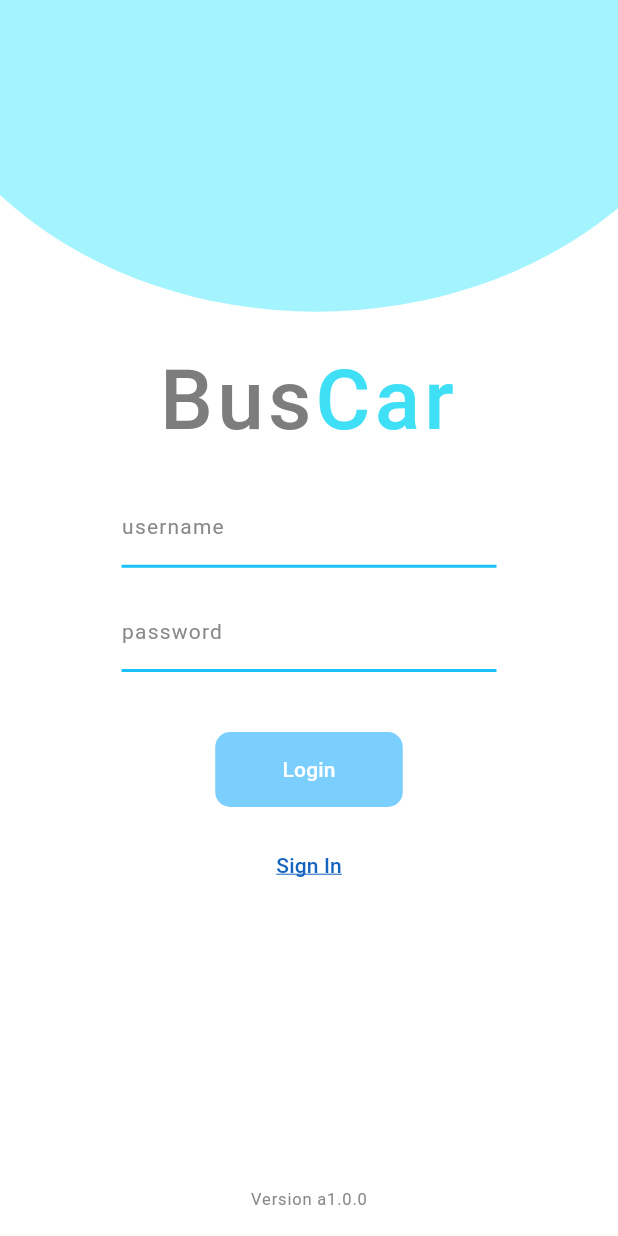
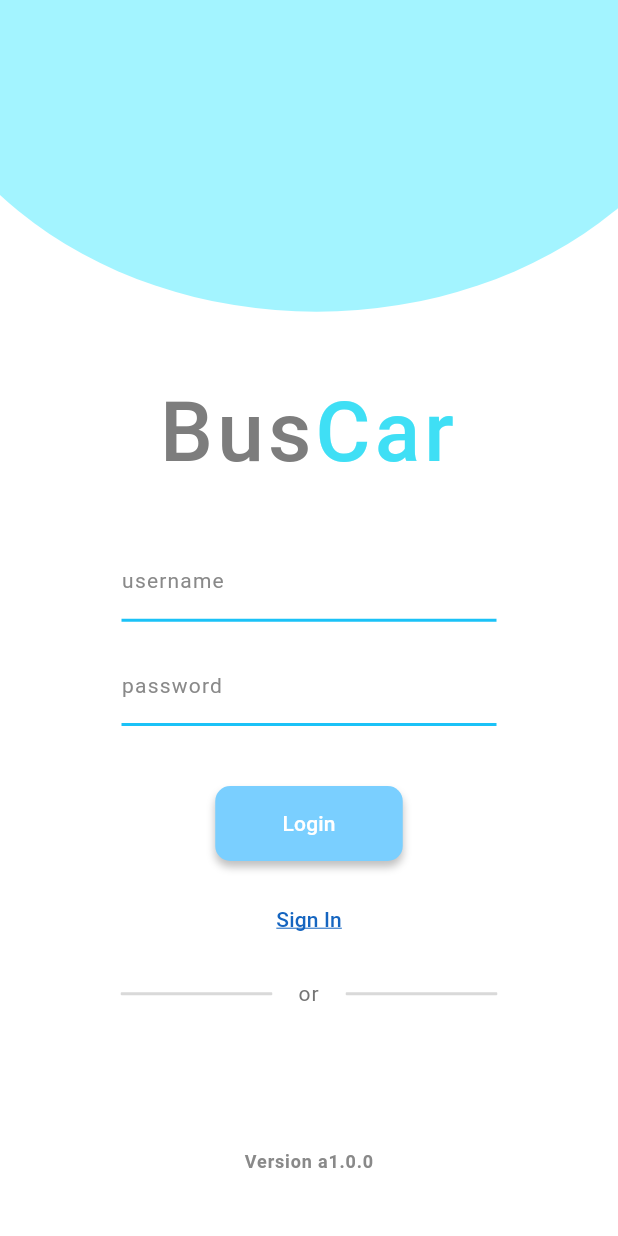
Before and after one commit to Felipe-TM/buscar-flutter, a Flutter app: the screen it shows after launch, on a phone screen of 412 x 824 dp. Run offline on Flutter 3.47's test engine with Material 3 defaults, Android fonts, the phone set to English and light mode, and no system bars; missing offline and left inert: inner_shadow_widget; Roboto replaces fonts that are missing (Istok Web, Kanit).

Commit message:
dev update

```diff
--- a/lib/Widgets/login_form.dart
+++ b/lib/Widgets/login_form.dart
@@ -1,6 +1,8 @@
+import 'package:buscar/Widgets/buscar_title.dart';
 import 'package:flutter/material.dart';
 
 const Color blueColor = Color(0xFF1BC2F7);
+const Color lightGray = Color(0xFF898989);
 
 class LoginForm extends StatefulWidget {
   const LoginForm({super.key});
@@ -15,13 +17,15 @@ class _LoginFormState extends State<LoginForm> {
 
   @override
   Widget build(BuildContext context) {
-    return Container(
-      height: 400,
+    return SizedBox(
+      height: 500,
       width: 250,
       child: Scaffold(
+          resizeToAvoidBottomInset: false,
           backgroundColor: Colors.transparent,
           body: Column(
             children: [
+              const BuscarTitle(),
               const CustomTextField(label: 'username'),
               const CustomTextField(label: 'password'),
               const Padding(
@@ -36,7 +40,8 @@ class _LoginFormState extends State<LoginForm> {
                         color: Colors.blue[800],
                         decoration: TextDecoration.underline,
                         decorationColor: Colors.blue[800]),
-                  ))
+                  )),
+              div
             ]
                 .map((widget) => Padding(
                       padding: const EdgeInsets.only(bottom: 15),
@@ -85,15 +90,86 @@ class _LoginButton extends State<LoginButton> {
 
   @override
   Widget build(BuildContext context) {
-    return FilledButton(
-      onPressed: onPressed,
-      style: const ButtonStyle(
-          shape: MaterialStatePropertyAll(RoundedRectangleBorder(
+    return Container(
+      decoration: const ShapeDecoration(
+          shadows: [
+            BoxShadow(
+              color: Color(0x3F000000),
+              blurRadius: 4,
+              offset: Offset(0, 4),
+              spreadRadius: 0,
+            )
+          ],
+          shape: RoundedRectangleBorder(
               borderRadius:
                   BorderRadiusDirectional.all(Radius.circular(10.0)))),
-          fixedSize: MaterialStatePropertyAll(Size(125, 50)),
-          backgroundColor: MaterialStatePropertyAll<Color>(Color(0xFF7ACFFF))),
-      child: const Text('Login'),
+      child: FilledButton(
+        onPressed: onPressed,
+        style: const ButtonStyle(
+            shape: MaterialStatePropertyAll(RoundedRectangleBorder(
+                borderRadius:
+                    BorderRadiusDirectional.all(Radius.circular(10.0)))),
+            fixedSize: MaterialStatePropertyAll(Size(125, 50)),
+            backgroundColor:
+                MaterialStatePropertyAll<Color>(Color(0xFF7ACFFF))),
+        child: const Text('Login'),
+      ),
     );
   }
 }
+
+var div = SizedBox(
+  width: 340,
+  height: 20,
+  child: Stack(
+    alignment: AlignmentDirectional.center,
+    children: [
+      const Center(
+        child: Text(
+          'or',
+          textAlign: TextAlign.center,
+          style: TextStyle(
+            color: Color(0xFF757575),
+            fontSize: 14,
+            fontFamily: 'Istok Web',
+            fontWeight: FontWeight.w400,
+            height: 0,
+            letterSpacing: 0.70,
+          ),
+        ),
+      ),
+      Positioned(
+        left: 0,
+        top: 10,
+        child: Container(
+          width: 100,
+          decoration: const ShapeDecoration(
+            shape: RoundedRectangleBorder(
+              side: BorderSide(
+                width: 1,
+                strokeAlign: BorderSide.strokeAlignCenter,
+                color: Color(0xFFD9D9D9),
+              ),
+            ),
+          ),
+        ),
+      ),
+      Positioned(
+        left: 150,
+        top: 10,
+        child: Container(
+          width: 100,
+          decoration: const ShapeDecoration(
+            shape: RoundedRectangleBorder(
+              side: BorderSide(
+                width: 1,
+                strokeAlign: BorderSide.strokeAlignCenter,
+                color: Color(0xFFD9D9D9),
+              ),
+            ),
+          ),
+        ),
+      ),
+    ],
+  ),
+);
--- a/lib/main.dart
+++ b/lib/main.dart
@@ -1,5 +1,4 @@
 import 'package:buscar/Widgets/background.dart';
-import 'package:buscar/Widgets/buscar_title.dart';
 import 'package:buscar/Widgets/login_form.dart';
 import 'package:flutter/material.dart';
 
@@ -16,34 +15,60 @@ class MyApp extends StatelessWidget {
   Widget build(BuildContext context) {
     return MaterialApp(
         title: 'Flutter layout demo',
-      home: Stack(
-        children: [
+        home: LayoutBuilder(builder: (context, constraints) {
+          return ConstrainedBox(
+              constraints: BoxConstraints(
+                minHeight: constraints.maxHeight,
+              ),
+              child: Stack(children: [
                 Background(),
-          Center(
+                Scaffold(
+                  backgroundColor: Colors.transparent,
+                  resizeToAvoidBottomInset: false,
+                  body: SizedBox(
+                    height: 800,
                     child: Column(
                       mainAxisAlignment: MainAxisAlignment.end,
                       children: [
-                const BuscarTitle(),
-                const LoginForm(),
-                Container(
+                        const Center(
+                          child: LoginForm(),
+                        ),
+                        Padding(
+                          padding: const EdgeInsetsDirectional.only(bottom: 15),
+                          child: AppVersion(appVer: appVer),
+                        )
+                      ],
+                    ),
+                  ),
+                ),
+              ]));
+        }));
+  }
+}
+
+class AppVersion extends StatelessWidget {
+  const AppVersion({
+    super.key,
+    required this.appVer,
+  });
+
+  final String appVer;
+
+  @override
+  Widget build(BuildContext context) {
+    return Container(
       alignment: const Alignment(0, 0.6),
-                  height: 100,
+      height: 30,
       child: Text('Version $appVer',
           style: const TextStyle(
             color: Color(0xFF898989),
-                        fontSize: 11,
+            fontSize: 12,
             fontFamily: 'Kanit',
-                        fontWeight: FontWeight.w400,
+            fontWeight: FontWeight.w600,
             height: 0,
             decoration: TextDecoration.none,
             letterSpacing: 0.55,
           )),
-                )
-              ],
-            ),
-          ),
-        ],
-      ),
     );
   }
 }
```
Lines whose indentation alone changed are shown as unchanged.
